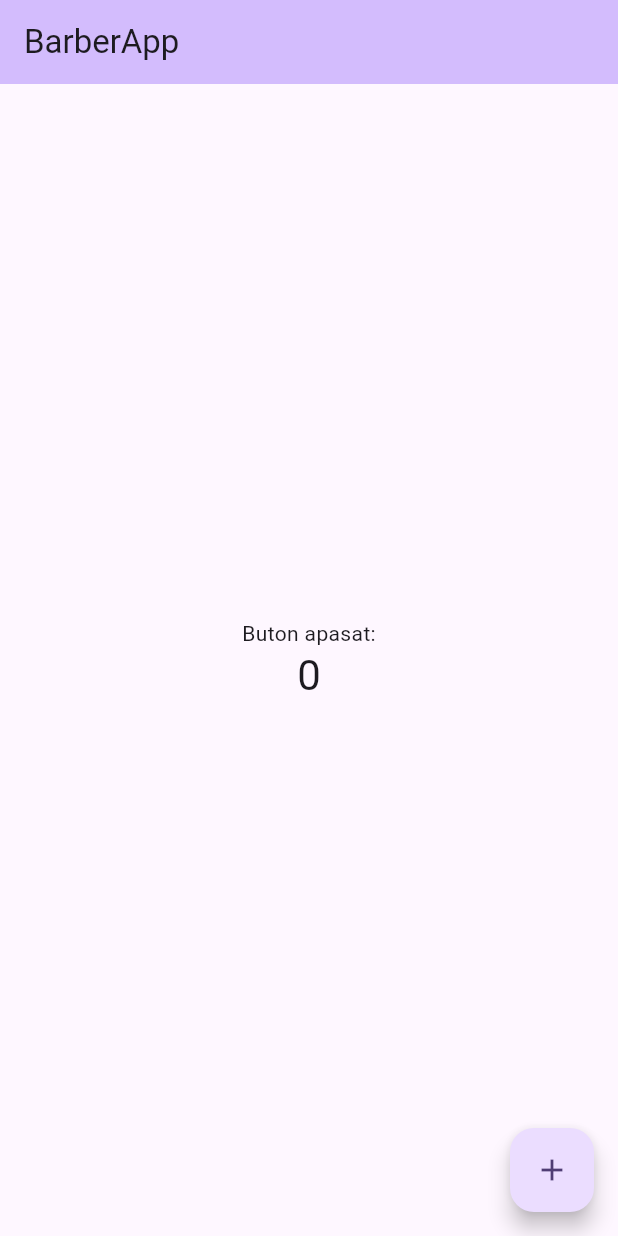
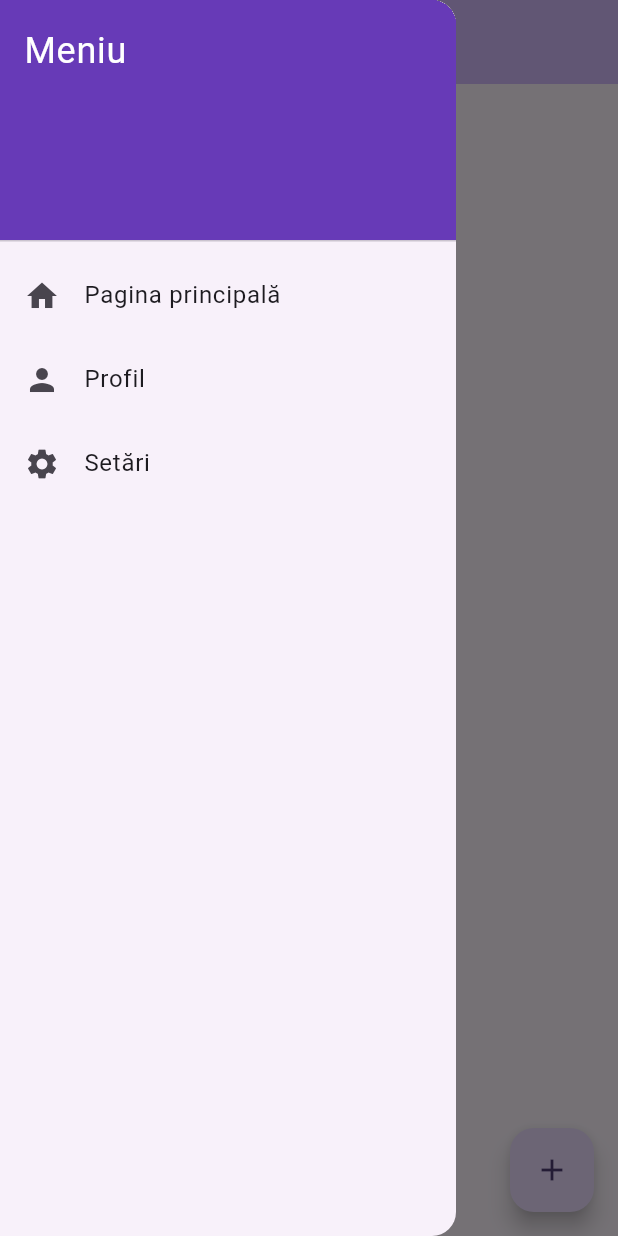
Before and after one commit to Niku05-code/BarberApp, a Flutter app: the screen it shows after launch, with the side drawer open (before the commit the screen has no drawer), on a phone screen of 412 x 824 dp. Run offline on Flutter 3.47's test engine with Material 3 defaults, Android fonts, the phone set to English and light mode, and no system bars.

Commit message:
Navbar
Am creeat navbarul cu inca 2 pagini

```diff
--- a/barberapp/lib/main.dart
+++ b/barberapp/lib/main.dart
@@ -86,6 +86,51 @@ class _MyHomePageState extends State<MyHomePage> {
         // the App.build method, and use it to set our appbar title.
         title: Text(widget.title),
       ),
+       drawer: Drawer(
+        child: ListView(
+          padding: EdgeInsets.zero,
+          children: [
+            DrawerHeader(
+              decoration: BoxDecoration(color: Colors.deepPurple),
+              child: Text(
+                'Meniu',
+                style: TextStyle(color: Colors.white, fontSize: 24),
+              ),
+            ),
+            ListTile(
+              leading: Icon(Icons.home),
+              title: Text('Pagina principală'),
+              onTap: () {
+                Navigator.push(
+                  context,
+                  MaterialPageRoute(builder: (context) => MyHomePage(title: 'BarberApp')),
+                );
+              },
+            ),
+            ListTile(
+              leading: Icon(Icons.person),
+              title: Text('Profil'),
+              onTap: () {
+                Navigator.push(
+                  context,
+                  MaterialPageRoute(builder: (context) => ProfilePage()),
+                );
+              },
+            ),
+            ListTile(
+              leading: Icon(Icons.settings),
+              title: Text('Setări'),
+              onTap: () {
+                Navigator.push(
+                  context,
+                  MaterialPageRoute(builder: (context) => SettingsPage()),
+                );
+              },
+            ),
+          ],
+        ),
+      ),
+
       body: Center(
         // Center is a layout widget. It takes a single child and positions it
         // in the middle of the parent.
@@ -123,3 +168,37 @@ class _MyHomePageState extends State<MyHomePage> {
     );
   }
 }
+
+class ProfilePage extends StatelessWidget {
+  @override
+  Widget build(BuildContext context) {
+    return Scaffold(
+      appBar: AppBar(
+        title: Text('Profil'),
+      ),
+      body: Center(
+        child: Text(
+          'Aceasta este pagina Profilului.',
+          style: TextStyle(fontSize: 18),
+        ),
+      ),
+    );
+  }
+}
+
+class SettingsPage extends StatelessWidget {
+  @override
+  Widget build(BuildContext context) {
+    return Scaffold(
+      appBar: AppBar(
+        title: Text('Setări'),
+      ),
+      body: Center(
+        child: Text(
+          'Aceasta este pagina Setărilor.',
+          style: TextStyle(fontSize: 18),
+        ),
+      ),
+    );
+  }
+}
```
